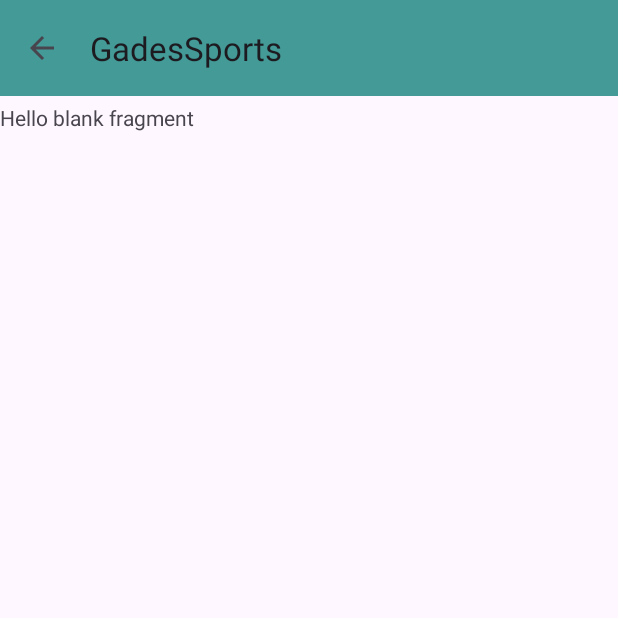
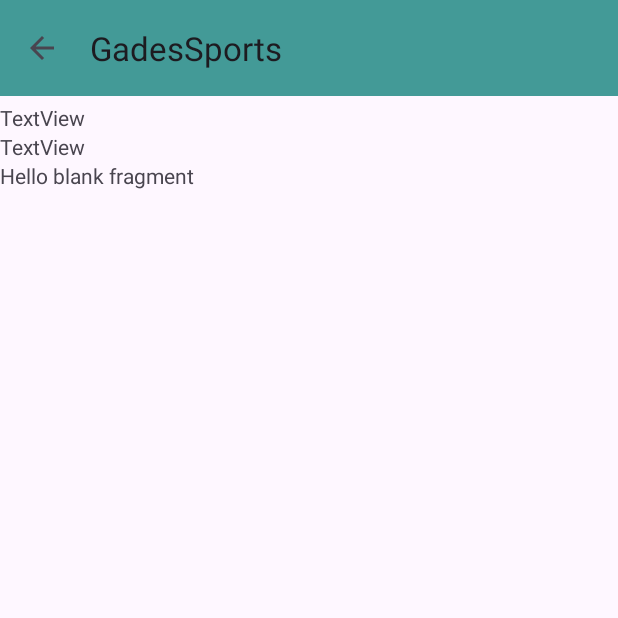
Before and after one commit to paulosanchezh/Pnet2023Android, an Android app: the screen it shows after launch (MainActivity), in the side drawer, after a tap on "Localización", on a phone screen of 412 x 824 dp, the top half of it. Run offline under Robolectric (Android 15) with nearby library versions, the phone set to English and light mode, and no system bars.

Commit message:
add vistas

```diff
--- a/app/src/main/java/es/uca/pnet2023/MainActivity.kt
+++ b/app/src/main/java/es/uca/pnet2023/MainActivity.kt
@@ -52,9 +52,11 @@ class MainActivity : AppCompatActivity(), NavigationView.OnNavigationItemSelecte
                 replaceFragment(ReservasFragment())
             }
             R.id.nav_item_two -> {
-                Toast.makeText(this, "Item 3", Toast.LENGTH_SHORT).show()
+                replaceFragment(SalasFragment())
             }
-            R.id.nav_item_three -> Toast.makeText(this, "Item 3", Toast.LENGTH_SHORT).show()
+            R.id.nav_item_three -> {
+                replaceFragment(UbicacionFragment())
+            }
         }
         drawerLayout.closeDrawer(GravityCompat.START)
         return true
--- /dev/null
+++ b/app/src/main/java/es/uca/pnet2023/UbicacionFragment.kt
@@ -0,0 +1,59 @@
+package es.uca.pnet2023
+
+import android.os.Bundle
+import androidx.fragment.app.Fragment
+import android.view.LayoutInflater
+import android.view.View
+import android.view.ViewGroup
+
+// TODO: Rename parameter arguments, choose names that match
+// the fragment initialization parameters, e.g. ARG_ITEM_NUMBER
+private const val ARG_PARAM1 = "param1"
+private const val ARG_PARAM2 = "param2"
+
+/**
+ * A simple [Fragment] subclass.
+ * Use the [UbicacionFragment.newInstance] factory method to
+ * create an instance of this fragment.
+ */
+class UbicacionFragment : Fragment() {
+    // TODO: Rename and change types of parameters
+    private var param1: String? = null
+    private var param2: String? = null
+
+    override fun onCreate(savedInstanceState: Bundle?) {
+        super.onCreate(savedInstanceState)
+        arguments?.let {
+            param1 = it.getString(ARG_PARAM1)
+            param2 = it.getString(ARG_PARAM2)
+        }
+    }
+
+    override fun onCreateView(
+        inflater: LayoutInflater, container: ViewGroup?,
+        savedInstanceState: Bundle?
+    ): View? {
+        // Inflate the layout for this fragment
+        return inflater.inflate(R.layout.fragment_ubicacion, container, false)
+    }
+
+    companion object {
+        /**
+         * Use this factory method to create a new instance of
+         * this fragment using the provided parameters.
+         *
+         * @param param1 Parameter 1.
+         * @param param2 Parameter 2.
+         * @return A new instance of fragment UbicacionFragment.
+         */
+        // TODO: Rename and change types and number of parameters
+        @JvmStatic
+        fun newInstance(param1: String, param2: String) =
+            UbicacionFragment().apply {
+                arguments = Bundle().apply {
+                    putString(ARG_PARAM1, param1)
+                    putString(ARG_PARAM2, param2)
+                }
+            }
+    }
+}
--- /dev/null
+++ b/app/src/main/res/layout/fragment_ubicacion.xml
@@ -0,0 +1,34 @@
+<?xml version="1.0" encoding="utf-8"?>
+<FrameLayout xmlns:android="http://schemas.android.com/apk/res/android"
+    xmlns:tools="http://schemas.android.com/tools"
+    android:layout_width="match_parent"
+    android:layout_height="match_parent"
+    tools:context=".UbicacionFragment">
+
+    <!-- TODO: Update blank fragment layout -->
+    <LinearLayout
+        android:layout_width="match_parent"
+        android:layout_height="match_parent"
+        android:orientation="vertical">
+
+        <TextView
+            android:id="@+id/textView2"
+            android:layout_width="match_parent"
+            android:layout_height="wrap_content"
+            android:text="TextView"
+            />
+
+
+        <TextView
+            android:id="@+id/textView"
+            android:layout_width="match_parent"
+            android:layout_height="wrap_content"
+            android:text="TextView" />
+
+        <TextView
+            android:layout_width="match_parent"
+            android:layout_height="match_parent"
+            android:text="@string/hello_blank_fragment" />
+    </LinearLayout>
+
+</FrameLayout>
```
Also changed, not shown: app/src/main/java/es/uca/pnet2023/SalasFragment.kt (added, +59 -0 lines), app/src/main/res/layout/fragment_salas.xml (added, +38 -0 lines), app/src/main/res/values/strings.xml (+6 -1 lines), app/src/main/bahiasur-playstore.png (added).
